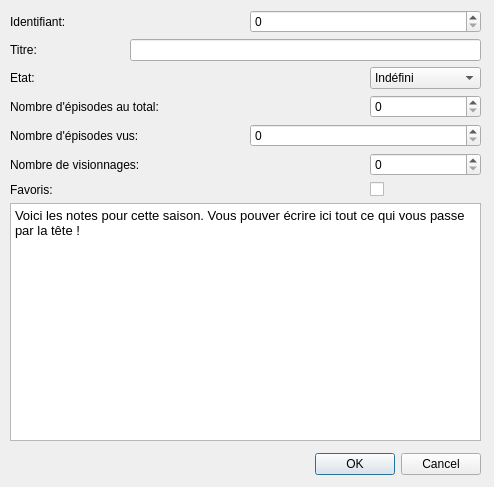
The window that src/ui/dialogs/season.ui (seigneurfuo/MyAnimeManager3) describes before a commit, drawn with Qt 5.
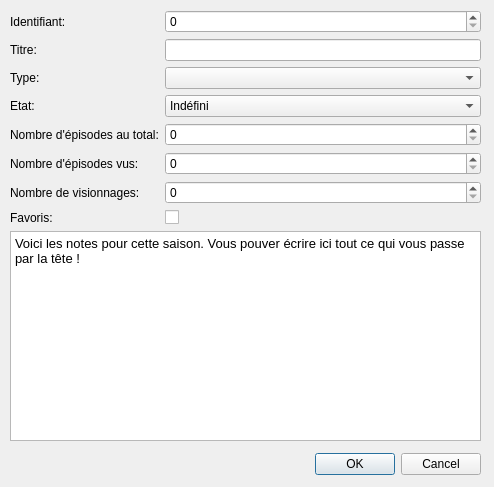
The same window after the commit. Icons and pictures are not drawn.

Commit message: Ajout des tyoes sur les saisons.

```diff
--- a/src/ui/dialogs/season.ui
+++ b/src/ui/dialogs/season.ui
@@ -45,96 +45,26 @@
     </rect>
    </property>
    <layout class="QGridLayout" name="gridLayout">
-    <item row="2" column="0" colspan="2">
-     <widget class="QLabel" name="label_5">
-      <property name="text">
-       <string>Etat:</string>
-      </property>
-     </widget>
-    </item>
-    <item row="3" column="3">
-     <widget class="QSpinBox" name="spinBox_4">
-      <property name="maximum">
-       <number>10000</number>
-      </property>
-     </widget>
-    </item>
-    <item row="4" column="2" colspan="2">
-     <widget class="QSpinBox" name="spinBox_3">
-      <property name="maximum">
-       <number>10000</number>
-      </property>
-     </widget>
-    </item>
-    <item row="0" column="2" colspan="2">
-     <widget class="QSpinBox" name="spinBox">
-      <property name="maximum">
-       <number>99999</number>
-      </property>
-     </widget>
-    </item>
-    <item row="1" column="0">
-     <widget class="QLabel" name="label_2">
-      <property name="text">
-       <string>Titre:</string>
-      </property>
-     </widget>
-    </item>
-    <item row="1" column="1" colspan="3">
-     <widget class="QLineEdit" name="lineEdit_2"/>
-    </item>
-    <item row="7" column="0" colspan="4">
-     <widget class="QTextEdit" name="textEdit">
-      <property name="html">
-       <string>&lt;!DOCTYPE HTML PUBLIC &quot;-//W3C//DTD HTML 4.0//EN&quot; &quot;http://www.w3.org/TR/REC-html40/strict.dtd&quot;&gt;
-&lt;html&gt;&lt;head&gt;&lt;meta name=&quot;qrichtext&quot; content=&quot;1&quot; /&gt;&lt;style type=&quot;text/css&quot;&gt;
-p, li { white-space: pre-wrap; }
-&lt;/style&gt;&lt;/head&gt;&lt;body style=&quot; font-family:'Cantarell'; font-size:10pt; font-weight:400; font-style:normal;&quot;&gt;
-&lt;p style=&quot; margin-top:0px; margin-bottom:0px; margin-left:0px; margin-right:0px; -qt-block-indent:0; text-indent:0px;&quot;&gt;&lt;span style=&quot; font-family:'Noto Sans';&quot;&gt;Voici les notes pour cette saison. Vous pouver écrire ici tout ce qui vous passe par la tête !&lt;/span&gt;&lt;/p&gt;&lt;/body&gt;&lt;/html&gt;</string>
-      </property>
-     </widget>
-    </item>
-    <item row="3" column="0" colspan="3">
+    <item row="4" column="0" colspan="2">
      <widget class="QLabel" name="label_4">
       <property name="text">
        <string>Nombre d'épisodes au total:</string>
       </property>
      </widget>
     </item>
-    <item row="4" column="0" colspan="2">
-     <widget class="QLabel" name="label_3">
+    <item row="7" column="0">
+     <widget class="QLabel" name="label_7">
       <property name="text">
-       <string>Nombre d'épisodes vus:</string>
+       <string>Favoris:</string>
       </property>
      </widget>
     </item>
-    <item row="5" column="3">
-     <widget class="QSpinBox" name="spinBox_2">
-      <property name="maximum">
-       <number>10000</number>
-      </property>
-     </widget>
-    </item>
-    <item row="5" column="0" colspan="2">
-     <widget class="QLabel" name="label_6">
-      <property name="text">
-       <string>Nombre de visionnages:</string>
-      </property>
-     </widget>
-    </item>
-    <item row="0" column="0">
-     <widget class="QLabel" name="label">
-      <property name="text">
-       <string>Identifiant:</string>
-      </property>
-     </widget>
-    </item>
-    <item row="2" column="3">
+    <item row="3" column="2">
      <widget class="QComboBox" name="combobox_1">
       <property name="maximumSize">
        <size>
-        <width>111</width>
-        <height>27</height>
+        <width>16777215</width>
+        <height>16777215</height>
        </size>
       </property>
       <item>
@@ -184,20 +114,100 @@
       </item>
      </widget>
     </item>
-    <item row="6" column="0">
-     <widget class="QLabel" name="label_7">
+    <item row="5" column="0" colspan="2">
+     <widget class="QLabel" name="label_3">
       <property name="text">
-       <string>Favoris:</string>
+       <string>Nombre d'épisodes vus:</string>
       </property>
      </widget>
     </item>
-    <item row="6" column="3">
+    <item row="0" column="0">
+     <widget class="QLabel" name="label">
+      <property name="text">
+       <string>Identifiant:</string>
+      </property>
+     </widget>
+    </item>
+    <item row="1" column="0">
+     <widget class="QLabel" name="label_2">
+      <property name="text">
+       <string>Titre:</string>
+      </property>
+     </widget>
+    </item>
+    <item row="2" column="2">
+     <widget class="QComboBox" name="comboBox_2"/>
+    </item>
+    <item row="7" column="2">
      <widget class="QCheckBox" name="checkBox">
       <property name="text">
        <string/>
       </property>
      </widget>
     </item>
+    <item row="4" column="2">
+     <widget class="QSpinBox" name="spinBox_4">
+      <property name="maximum">
+       <number>10000</number>
+      </property>
+     </widget>
+    </item>
+    <item row="1" column="2">
+     <widget class="QLineEdit" name="lineEdit_2"/>
+    </item>
+    <item row="6" column="2">
+     <widget class="QSpinBox" name="spinBox_2">
+      <property name="maximum">
+       <number>10000</number>
+      </property>
+     </widget>
+    </item>
+    <item row="5" column="2">
+     <widget class="QSpinBox" name="spinBox_3">
+      <property name="maximum">
+       <number>10000</number>
+      </property>
+     </widget>
+    </item>
+    <item row="6" column="0" colspan="2">
+     <widget class="QLabel" name="label_6">
+      <property name="text">
+       <string>Nombre de visionnages:</string>
+      </property>
+     </widget>
+    </item>
+    <item row="2" column="0">
+     <widget class="QLabel" name="label_9">
+      <property name="text">
+       <string>Type:</string>
+      </property>
+     </widget>
+    </item>
+    <item row="0" column="2">
+     <widget class="QSpinBox" name="spinBox">
+      <property name="maximum">
+       <number>99999</number>
+      </property>
+     </widget>
+    </item>
+    <item row="8" column="0" colspan="3">
+     <widget class="QTextEdit" name="textEdit">
+      <property name="html">
+       <string>&lt;!DOCTYPE HTML PUBLIC &quot;-//W3C//DTD HTML 4.0//EN&quot; &quot;http://www.w3.org/TR/REC-html40/strict.dtd&quot;&gt;
+&lt;html&gt;&lt;head&gt;&lt;meta name=&quot;qrichtext&quot; content=&quot;1&quot; /&gt;&lt;style type=&quot;text/css&quot;&gt;
+p, li { white-space: pre-wrap; }
+&lt;/style&gt;&lt;/head&gt;&lt;body style=&quot; font-family:'Cantarell'; font-size:10pt; font-weight:400; font-style:normal;&quot;&gt;
+&lt;p style=&quot; margin-top:0px; margin-bottom:0px; margin-left:0px; margin-right:0px; -qt-block-indent:0; text-indent:0px;&quot;&gt;&lt;span style=&quot; font-family:'Noto Sans';&quot;&gt;Voici les notes pour cette saison. Vous pouver écrire ici tout ce qui vous passe par la tête !&lt;/span&gt;&lt;/p&gt;&lt;/body&gt;&lt;/html&gt;</string>
+      </property>
+     </widget>
+    </item>
+    <item row="3" column="0">
+     <widget class="QLabel" name="label_5">
+      <property name="text">
+       <string>Etat:</string>
+      </property>
+     </widget>
+    </item>
    </layout>
   </widget>
  </widget>
```
Left out of the diff: 1 changed line with no effect on the pictures. The commit also changes 5 other files.
